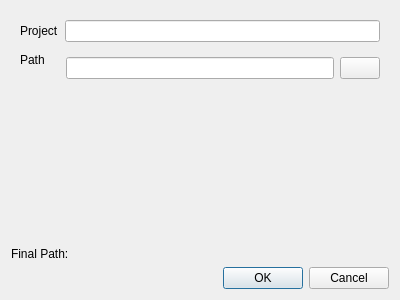
Before: the Qt Designer form editor/assets/uis/new_project_dialog.ui in threezinedine/robotics-programming-platform, drawn with Qt 5.
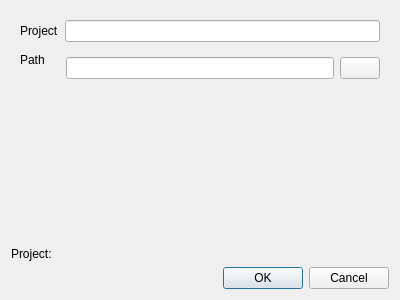
After: the same form once the commit is applied.

Commit message: [feature] add new project operation

What changed in the file:
```diff
--- a/editor/assets/uis/new_project_dialog.ui
+++ b/editor/assets/uis/new_project_dialog.ui
@@ -88,7 +88,7 @@
    <item>
     <widget class="QLabel" name="finalProjectName">
      <property name="text">
-      <string>Final Path:</string>
+      <string>Project:</string>
      </property>
     </widget>
    </item>
```
Left out of the diff: 2 changed lines with no effect on the pictures. The commit also changes 8 other files.
